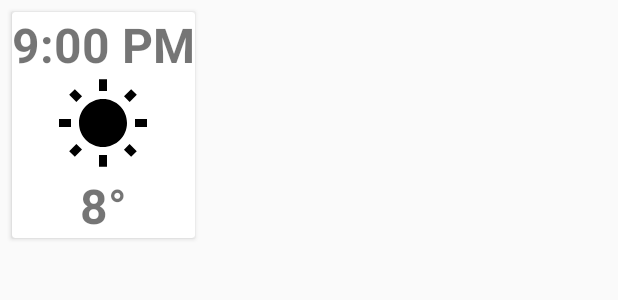
After one commit to walsh-cary/ThreeHourWeather, an Android app: the layout weather_card_view.xml on its own in the app's theme, with its tools: preview values and no code run, on a phone screen of 412 x 824 dp. The commit adds this screen. Shown: the top 300 px of the screen. Run offline under Robolectric (Android 15) with nearby library versions, the phone set to English and light mode, and no system bars.

Commit message:
Initial layout implementation

```diff
--- /dev/null
+++ b/app/src/main/res/drawable/ic_wb_sunny_black_24dp.xml
@@ -0,0 +1,9 @@
+<vector xmlns:android="http://schemas.android.com/apk/res/android"
+        android:width="24dp"
+        android:height="24dp"
+        android:viewportWidth="24.0"
+        android:viewportHeight="24.0">
+    <path
+        android:fillColor="#FF000000"
+        android:pathData="M6.76,4.84l-1.8,-1.79 -1.41,1.41 1.79,1.79 1.42,-1.41zM4,10.5L1,10.5v2h3v-2zM13,0.55h-2L11,3.5h2L13,0.55zM20.45,4.46l-1.41,-1.41 -1.79,1.79 1.41,1.41 1.79,-1.79zM17.24,18.16l1.79,1.8 1.41,-1.41 -1.8,-1.79 -1.4,1.4zM20,10.5v2h3v-2h-3zM12,5.5c-3.31,0 -6,2.69 -6,6s2.69,6 6,6 6,-2.69 6,-6 -2.69,-6 -6,-6zM11,22.45h2L13,19.5h-2v2.95zM3.55,18.54l1.41,1.41 1.79,-1.8 -1.41,-1.41 -1.79,1.8z"/>
+</vector>
--- /dev/null
+++ b/app/src/main/res/layout/weather_card_view.xml
@@ -0,0 +1,40 @@
+<?xml version="1.0" encoding="utf-8"?>
+<androidx.cardview.widget.CardView
+    xmlns:android="http://schemas.android.com/apk/res/android"
+    android:layout_width="wrap_content"
+    android:layout_height="wrap_content"
+    android:layout_margin="8dp">
+
+    <LinearLayout
+        android:layout_width="match_parent"
+        android:layout_height="match_parent"
+        android:orientation="vertical">
+
+        <TextView
+            android:layout_width="wrap_content"
+            android:layout_height="wrap_content"
+            android:id="@+id/tv_forecast_time"
+            android:text="9:00 PM"
+            android:textSize="32sp"
+            android:textStyle="bold"
+            android:layout_gravity="center_horizontal"/>
+
+        <ImageView
+            android:layout_width="64dp"
+            android:layout_height="64dp"
+            android:id="@+id/iv_forecast_weather_icon"
+            android:layout_gravity="center_horizontal"
+            android:src="@drawable/ic_wb_sunny_black_24dp"/>
+
+        <TextView
+            android:layout_width="wrap_content"
+            android:layout_height="wrap_content"
+            android:id="@+id/tv_forecast_temperature"
+            android:layout_gravity="center_horizontal"
+            android:text="8°"
+            android:textSize="32sp"
+            android:textStyle="bold"/>
+
+    </LinearLayout>
+
+</androidx.cardview.widget.CardView>
--- a/app/src/main/res/values/strings.xml
+++ b/app/src/main/res/values/strings.xml
@@ -1,3 +1,4 @@
 <resources>
     <string name="app_name">ThreeHourWeather</string>
+    <string name="marietta_ga">Marietta, GA</string>
 </resources>
```
Also changed, not shown: app/src/main/java/com/example/threehourweather/view/WeatherViewHolder.kt (+6 -1 lines), app/src/main/res/drawable/ic_settings_white_24dp.xml (added, +9 -0 lines), app/src/main/res/layout/activity_main.xml (+75 -11 lines), app/src/main/res/layout/recycler_view_day.xml (added, +11 -0 lines).
